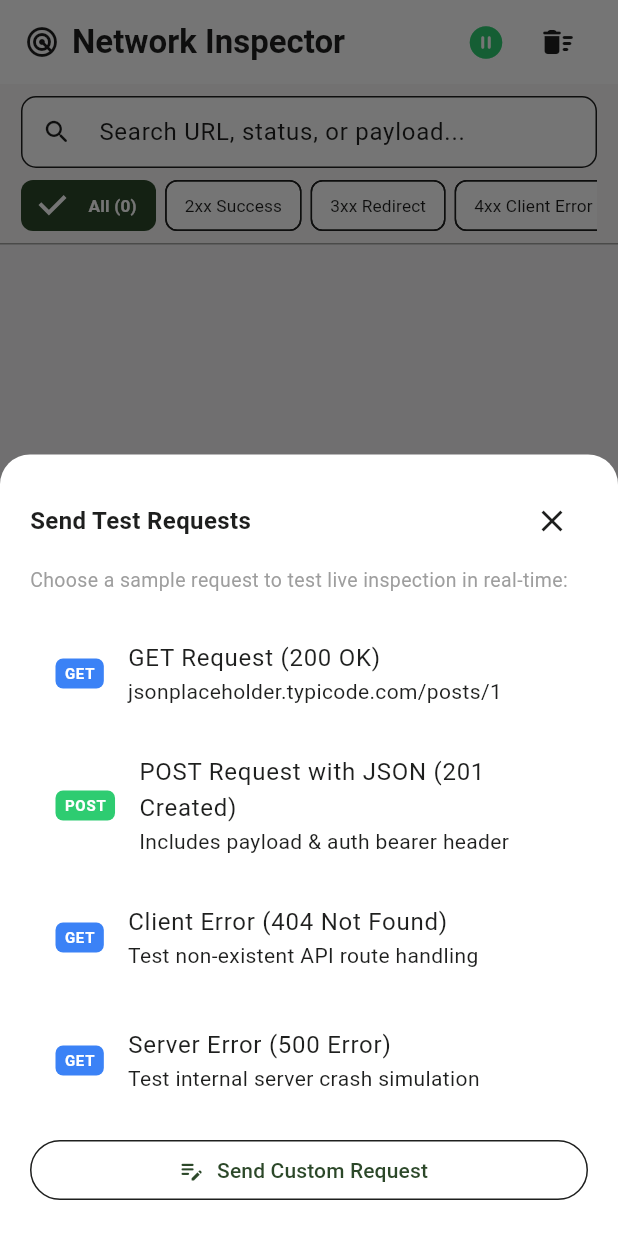
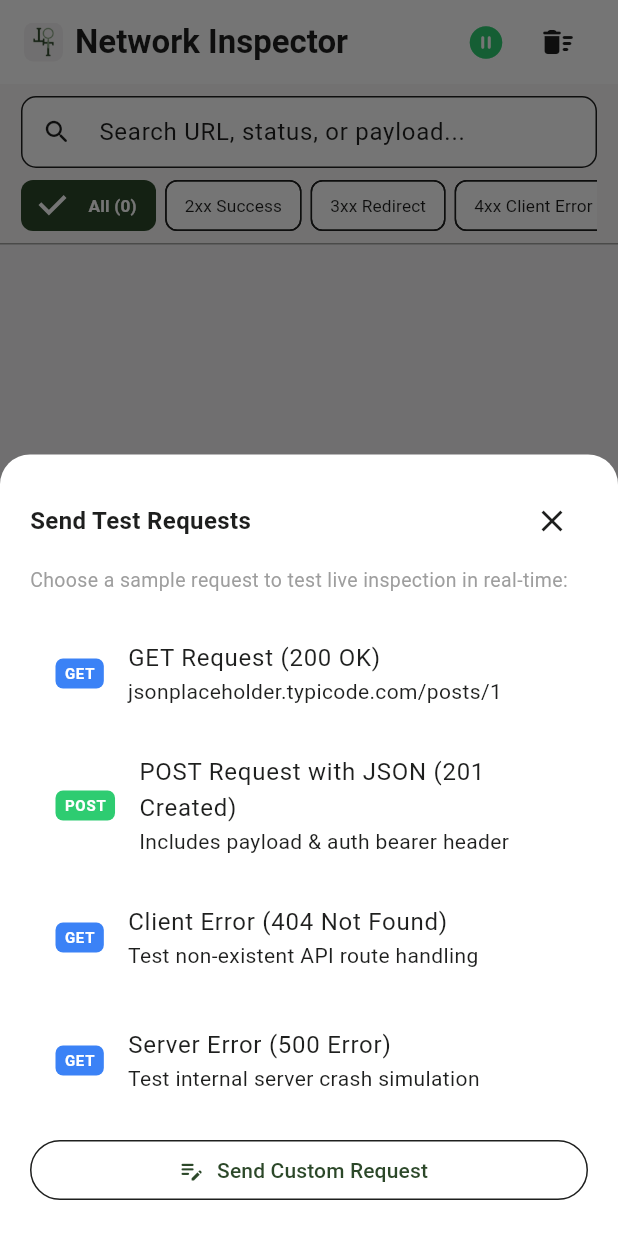
Before and after one commit to abdalmalek2000/traffic_tracker_app, a Flutter app: the screen it shows after launch, after a tap on "Send Test Request", on a phone screen of 412 x 824 dp. Run offline on Flutter 3.47's test engine with Material 3 defaults, Android fonts, the phone set to English and light mode, and no system bars; our stand-ins replace get.

Commit message:
feat: set app logo and implement Material You dynamic themed icon for Android 12+

```diff
--- a/lib/views/traffic/traffic_list_view.dart
+++ b/lib/views/traffic/traffic_list_view.dart
@@ -222,7 +222,15 @@ class _TrafficListViewState extends State<TrafficListView> {
       appBar: AppBar(
         title: Row(
           children: [
-            const Icon(Icons.radar_rounded, size: 24),
+            ClipRRect(
+              borderRadius: BorderRadius.circular(6),
+              child: Image.asset(
+                'assets/images/app_logo.png',
+                width: 26,
+                height: 26,
+                fit: BoxFit.cover,
+              ),
+            ),
             const SizedBox(width: 8),
             Text('network_inspector'.tr,
                 style: const TextStyle(fontWeight: FontWeight.bold)),
--- a/lib/views/vpn/vpn_dashboard_view.dart
+++ b/lib/views/vpn/vpn_dashboard_view.dart
@@ -88,7 +88,21 @@ class _VpnDashboardViewState extends State<VpnDashboardView> {
 
     return Scaffold(
       appBar: AppBar(
-        title: Text('system_vpn_title'.tr),
+        title: Row(
+          children: [
+            ClipRRect(
+              borderRadius: BorderRadius.circular(6),
+              child: Image.asset(
+                'assets/images/app_logo.png',
+                width: 26,
+                height: 26,
+                fit: BoxFit.cover,
+              ),
+            ),
+            const SizedBox(width: 8),
+            Text('system_vpn_title'.tr),
+          ],
+        ),
         actions: [
           IconButton(
             icon: const Icon(Icons.tune_rounded),
```
Also changed, not shown: pubspec.yaml (+3 -4 lines), assets/images/app_logo.png (added), 24 other files.
